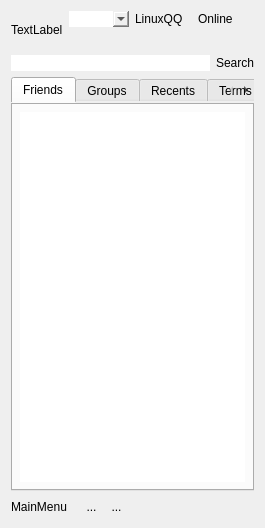
Old version of the form qqmainpanel.ui in the repository zhanlangsir/Qtqq.
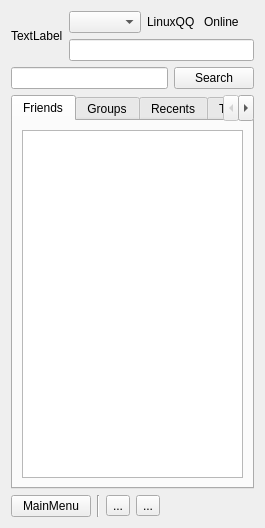
New version of the form. The open tabs and pages were chosen to show the change. Icons and pictures are not drawn.

Commit message: 修复关闭对话框崩溃bug!

Patch:
```diff
--- a/qqmainpanel.ui
+++ b/qqmainpanel.ui
@@ -20,7 +20,7 @@
    <string>LinuxQQ</string>
   </property>
   <property name="styleSheet">
-   <string notr="true">QWidget {
+   <string notr="true">QWidget#QQMainPanel {
 background-image: url(:/new/mainpanel/images/Skins/system/1.45_4/main.jpg);
 border:none
 }</string>
@@ -83,8 +83,7 @@
          <item>
           <widget class="QLineEdit" name="le_mood_">
            <property name="styleSheet">
-            <string notr="true">background-color: rgba(255, 255, 255, 0);
-background-image: url(:/new/login/images/LoginPanel/bg_white.png);</string>
+            <string notr="true"/>
            </property>
           </widget>
          </item>
```
Left out of the diff: 24 changed lines with no effect on the pictures. The commit also changes 7 other files.
